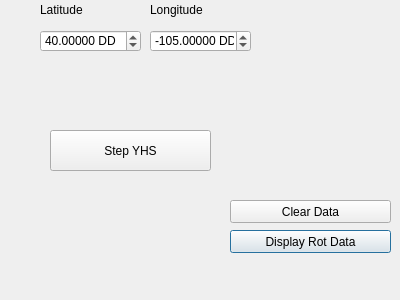
First picture: the form in pnw_rotation_py/pnw_rotation_py_dialog_base.ui, repository DrStriate/Geology, before the edit.
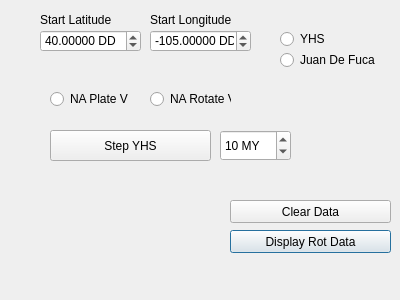
Second picture: the form after the edit.

Commit message: First render of YHS move (NA plate only)

The edit to the form file:
```diff
--- a/pnw_rotation_py/pnw_rotation_py_dialog_base.ui
+++ b/pnw_rotation_py/pnw_rotation_py_dialog_base.ui
@@ -45,7 +45,7 @@
      <x>50</x>
      <y>130</y>
      <width>161</width>
-     <height>41</height>
+     <height>31</height>
     </rect>
    </property>
    <property name="text">
@@ -112,7 +112,7 @@
    <property name="geometry">
     <rect>
      <x>40</x>
-     <y>0</y>
+     <y>10</y>
      <width>71</width>
      <height>20</height>
     </rect>
@@ -125,15 +125,15 @@
     </font>
    </property>
    <property name="text">
-    <string>Latitude</string>
+    <string>Start Latitude</string>
    </property>
   </widget>
   <widget class="QLabel" name="label_2">
    <property name="geometry">
     <rect>
      <x>150</x>
-     <y>0</y>
-     <width>71</width>
+     <y>10</y>
+     <width>91</width>
      <height>20</height>
     </rect>
    </property>
@@ -145,7 +145,81 @@
     </font>
    </property>
    <property name="text">
-    <string>Longitude</string>
+    <string>Start Longitude</string>
+   </property>
+  </widget>
+  <widget class="QSpinBox" name="sbStepMy">
+   <property name="geometry">
+    <rect>
+     <x>220</x>
+     <y>130</y>
+     <width>71</width>
+     <height>31</height>
+    </rect>
+   </property>
+   <property name="suffix">
+    <string> MY</string>
+   </property>
+   <property name="minimum">
+    <number>-50</number>
+   </property>
+   <property name="maximum">
+    <number>50</number>
+   </property>
+   <property name="value">
+    <number>10</number>
+   </property>
+  </widget>
+  <widget class="QRadioButton" name="rbYHS">
+   <property name="geometry">
+    <rect>
+     <x>280</x>
+     <y>30</y>
+     <width>81</width>
+     <height>18</height>
+    </rect>
+   </property>
+   <property name="text">
+    <string>YHS</string>
+   </property>
+  </widget>
+  <widget class="QRadioButton" name="radioButton">
+   <property name="geometry">
+    <rect>
+     <x>50</x>
+     <y>90</y>
+     <width>81</width>
+     <height>18</height>
+    </rect>
+   </property>
+   <property name="text">
+    <string>NA Plate V</string>
+   </property>
+  </widget>
+  <widget class="QRadioButton" name="radioButton_2">
+   <property name="geometry">
+    <rect>
+     <x>150</x>
+     <y>90</y>
+     <width>81</width>
+     <height>18</height>
+    </rect>
+   </property>
+   <property name="text">
+    <string>NA Rotate V</string>
+   </property>
+  </widget>
+  <widget class="QRadioButton" name="rbYHS_2">
+   <property name="geometry">
+    <rect>
+     <x>280</x>
+     <y>50</y>
+     <width>101</width>
+     <height>20</height>
+    </rect>
+   </property>
+   <property name="text">
+    <string>Juan De Fuca</string>
    </property>
   </widget>
  </widget>
```
Left out of the diff: 6 changed lines with no effect on the pictures. The commit also changes 9 other files.
